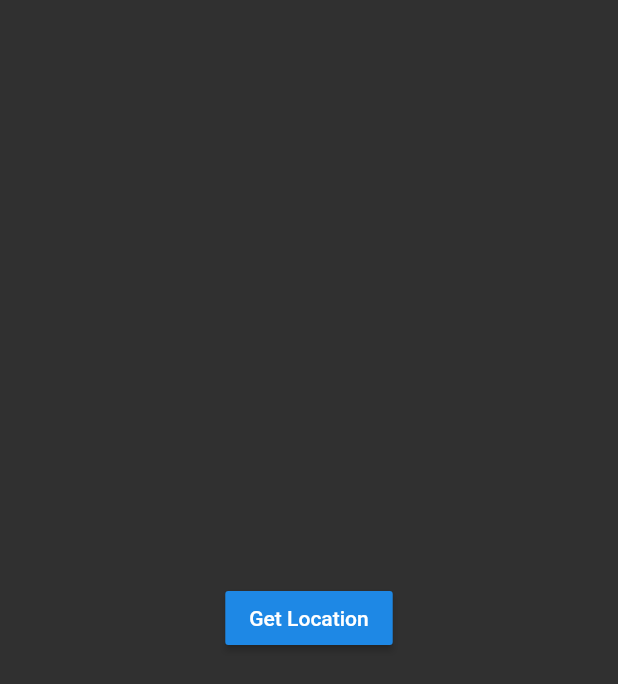
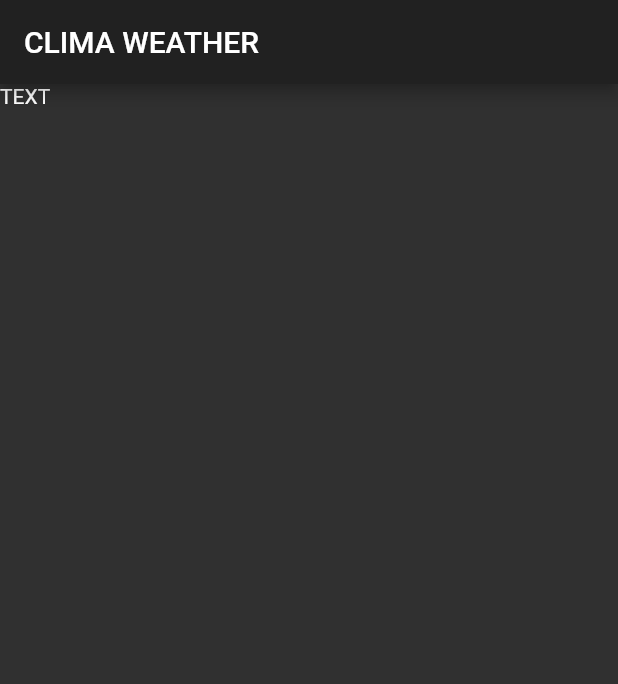
Before and after one commit to ugrylmz/clima_weather_app, a Flutter app: the screen it shows after launch, on a phone screen of 412 x 824 dp. Shown: the top 684 px of the screen. Run offline on Flutter 3.47's test engine with Material 2 defaults, Android fonts, the light colour scheme and no system bars; our stand-ins replace geolocator.

Commit message:
feat:implementation of location.dart file with geolocation package

```diff
--- a/lib/screens/loading_screen.dart
+++ b/lib/screens/loading_screen.dart
@@ -1,22 +1,40 @@
 import 'package:flutter/material.dart';
+import 'package:geolocator/geolocator.dart';
+import 'package:clima_weather/services/location.dart';
+import 'package:http/http.dart';
 
 class LoadingScreen extends StatefulWidget {
   @override
   _LoadingScreenState createState() => _LoadingScreenState();
+
 }
 
 class _LoadingScreenState extends State<LoadingScreen> {
+  Position position;
+
+  @override
+  void initState() {
+    super.initState();
+    getLocation();
+  }
+
+  void getLocation() async {
+    Location location = new Location();
+    await location.getCurrentLocation();
+  }
+
+
   @override
   Widget build(BuildContext context) {
     return Scaffold(
-      body: Center(
-        child: RaisedButton(
-          onPressed: () {
-            //Get the current location
-          },
-          child: Text('Get Location'),
+      appBar: AppBar(
+        title: Text('CLIMA WEATHER'),
+      ),
+      body: Container(
+        child: Text(
+            'TEXT'
         ),
-      ),
+      )
     );
   }
 }
--- a/pubspec.yaml
+++ b/pubspec.yaml
@@ -28,6 +28,8 @@ dependencies:
   # The following adds the Cupertino Icons font to your application.
   # Use with the CupertinoIcons class for iOS style icons.
   cupertino_icons: ^1.0.2
+  geolocator: ^7.0.1
+  http: ^0.13.3
 
 dev_dependencies:
   flutter_test:
```
Also changed, not shown: lib/services/location.dart (+36 -0 lines), pubspec.lock, 2 other files.
